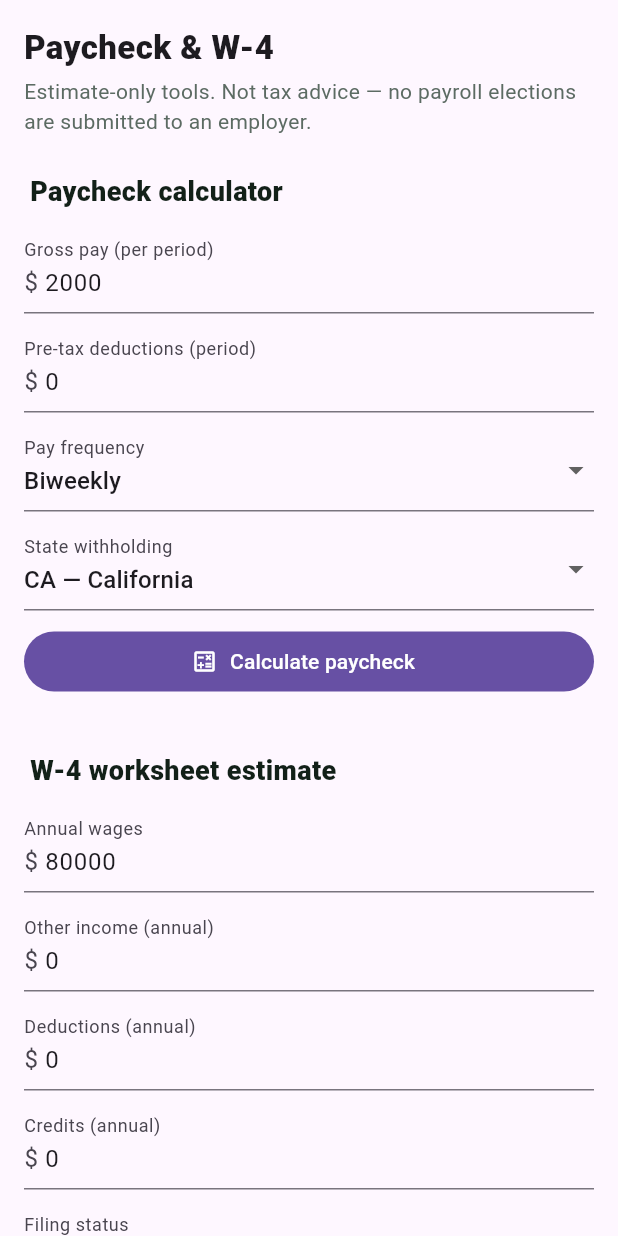
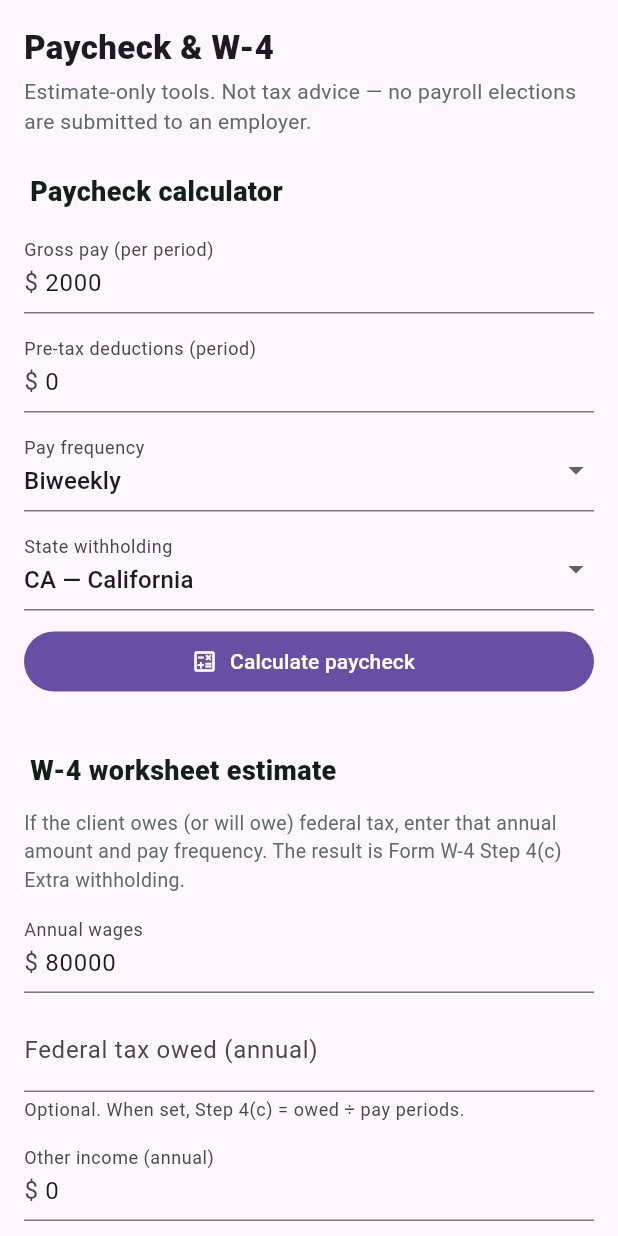
Before and after one commit to mkgenterprisescorp/mkg-tax-mobile, a Flutter app: the PayrollToolsScreen widget shown alone on an empty page, opened directly, on a phone screen of 412 x 824 dp. Run offline on Flutter 3.47's test engine with Material 3 defaults, Android fonts, the phone set to English and light mode, and no system bars; our stand-ins replace cookie_jar, dio, dio_cookie_manager, file_picker, flutter_riverpod, flutter_secure_storage and 1 more; accounts and stored records are empty.

Commit message:
Wire W-4 Step 4(c) with pay frequency and federal tax owed
Drop bearer-token gate for estimate tools, add Step 4(c) fields, and show
per-frequency extra withholding amounts from the Laravel estimator.

```diff
--- a/lib/features/payroll/data/payroll_repository.dart
+++ b/lib/features/payroll/data/payroll_repository.dart
@@ -14,7 +14,6 @@ class PayrollRepository {
     String? stateCode,
     num preTaxDeductions = 0,
   }) async {
-    if (_api.bearerToken == null) return null;
     final res = await _api.post<Map<String, dynamic>>(
       '/api/v1/payroll-calculations',
       data: {
@@ -22,7 +21,7 @@ class PayrollRepository {
         'gross_pay': grossPay,
         'pay_frequency': payFrequency,
         'pre_tax_deductions': preTaxDeductions,
-        'state_code': ?stateCode,
+        if (stateCode != null) 'state_code': stateCode,
       },
     );
     if (!PlatformApi.ok(res)) return null;
@@ -32,19 +31,22 @@ class PayrollRepository {
   Future<Map<String, dynamic>?> w4Estimate({
     required num annualWages,
     required String filingStatus,
+    required String payFrequency,
     num otherIncome = 0,
     num deductions = 0,
     num credits = 0,
+    num? federalTaxOwed,
   }) async {
-    if (_api.bearerToken == null) return null;
     final res = await _api.post<Map<String, dynamic>>(
       '/api/v1/w4-estimates',
       data: {
         'annual_wages': annualWages,
         'filing_status': filingStatus,
+        'pay_frequency': payFrequency,
         'other_income': otherIncome,
         'deductions': deductions,
         'credits': credits,
+        if (federalTaxOwed != null) 'federal_tax_owed': federalTaxOwed,
       },
     );
     if (!PlatformApi.ok(res)) return null;
--- a/lib/features/payroll/presentation/payroll_tools_screen.dart
+++ b/lib/features/payroll/presentation/payroll_tools_screen.dart
@@ -24,7 +24,9 @@ class _PayrollToolsScreenState extends ConsumerState<PayrollToolsScreen> {
   final _otherIncome = TextEditingController(text: '0');
   final _deductions = TextEditingController(text: '0');
   final _credits = TextEditingController(text: '0');
+  final _federalTaxOwed = TextEditingController(text: '');
   String _frequency = 'biweekly';
+  String _w4Frequency = 'biweekly';
   String _stateCode = 'CA';
   String _filingStatus = 'single';
   Map<String, dynamic>? _payroll;
@@ -53,6 +55,7 @@ class _PayrollToolsScreenState extends ConsumerState<PayrollToolsScreen> {
     _otherIncome.dispose();
     _deductions.dispose();
     _credits.dispose();
+    _federalTaxOwed.dispose();
     super.dispose();
   }
 
@@ -84,7 +87,9 @@ class _PayrollToolsScreenState extends ConsumerState<PayrollToolsScreen> {
       setState(() {
         _payroll = result;
         _busy = false;
-        if (result == null) _error = 'Paycheck estimate unavailable. Please sign in and try again.';
+        if (result == null) {
+          _error = 'Paycheck estimate unavailable. Check your connection and try again.';
+        }
       });
     } catch (e) {
       if (!mounted) return;
@@ -101,6 +106,12 @@ class _PayrollToolsScreenState extends ConsumerState<PayrollToolsScreen> {
       setState(() => _error = 'Enter valid annual wages');
       return;
     }
+    final owedText = _federalTaxOwed.text.replaceAll(',', '').trim();
+    final owed = owedText.isEmpty ? null : num.tryParse(owedText);
+    if (owedText.isNotEmpty && owed == null) {
+      setState(() => _error = 'Enter a valid federal tax owed amount (or leave blank)');
+      return;
+    }
     setState(() {
       _busy = true;
       _error = null;
@@ -109,15 +120,19 @@ class _PayrollToolsScreenState extends ConsumerState<PayrollToolsScreen> {
       final result = await ref.read(payrollRepositoryProvider).w4Estimate(
             annualWages: wages,
             filingStatus: _filingStatus,
+            payFrequency: _w4Frequency,
             otherIncome: num.tryParse(_otherIncome.text.replaceAll(',', '').trim()) ?? 0,
             deductions: num.tryParse(_deductions.text.replaceAll(',', '').trim()) ?? 0,
             credits: num.tryParse(_credits.text.replaceAll(',', '').trim()) ?? 0,
+            federalTaxOwed: owed,
           );
       if (!mounted) return;
       setState(() {
         _w4 = result;
         _busy = false;
-        if (result == null) _error = 'W-4 estimate unavailable. Please sign in and try again.';
+        if (result == null) {
+          _error = 'W-4 estimate unavailable. Check your connection and try again.';
+        }
       });
     } catch (e) {
       if (!mounted) return;
@@ -212,10 +227,27 @@ class _PayrollToolsScreenState extends ConsumerState<PayrollToolsScreen> {
         ],
         const SizedBox(height: 28),
         const SectionHeader('W-4 worksheet estimate'),
+        const Text(
+          'If the client owes (or will owe) federal tax, enter that annual amount and pay frequency. '
+          'The result is Form W-4 Step 4(c) Extra withholding.',
+          style: TextStyle(color: MkgColors.textGrey, fontSize: 13),
+        ),
+        const SizedBox(height: 10),
         TextField(
           controller: _wages,
           keyboardType: const TextInputType.numberWithOptions(decimal: true),
           decoration: const InputDecoration(labelText: 'Annual wages', prefixText: '\$ '),
+        ),
+        const SizedBox(height: 10),
+        TextField(
+          controller: _federalTaxOwed,
+          keyboardType: const TextInputType.numberWithOptions(decimal: true),
+          decoration: const InputDecoration(
+            labelText: 'Federal tax owed (annual)',
+            hintText: 'e.g. 1200 from prior balance due',
+            prefixText: '\$ ',
+            helperText: 'Optional. When set, Step 4(c) = owed ÷ pay periods.',
+          ),
         ),
         const SizedBox(height: 10),
         TextField(
@@ -242,6 +274,12 @@ class _PayrollToolsScreenState extends ConsumerState<PayrollToolsScreen> {
           items: _filingStatuses,
           onChanged: (v) => setState(() => _filingStatus = v ?? 'single'),
         ),
+        OrganizerDropdown<String>(
+          label: 'Pay frequency (for Step 4(c))',
+          value: _w4Frequency,
+          items: _frequencies,
+          onChanged: (v) => setState(() => _w4Frequency = v ?? 'biweekly'),
+        ),
         OutlinedButton.icon(
           onPressed: _busy ? null : _runW4,
           icon: const Icon(Icons.description_outlined),
@@ -253,14 +291,25 @@ class _PayrollToolsScreenState extends ConsumerState<PayrollToolsScreen> {
             child: Column(
               crossAxisAlignment: CrossAxisAlignment.start,
               children: [
-                const Text('W-4 estimate', style: TextStyle(fontWeight: FontWeight.w800)),
+                const Text('W-4 Step 4(c) estimate', style: TextStyle(fontWeight: FontWeight.w800)),
                 const SizedBox(height: 8),
                 _kv(
-                  'Suggested extra per paycheck',
-                  _money(_w4!['suggested_extra_withholding_per_paycheck']),
+                  'Step 4(c) Extra withholding',
+                  _money(_w4!['step_4c_extra_withholding'] ?? _w4!['suggested_extra_withholding_per_paycheck']),
                   emphasize: true,
                 ),
+                _kv('Pay frequency', '${_w4!['pay_frequency'] ?? _w4Frequency}'),
+                _kv('Periods / year', '${_w4!['periods_per_year'] ?? ''}'),
+                _kv('Annual tax basis', _money(_w4!['annual_federal_tax_basis'])),
                 _kv('Filing status', '${_w4!['filing_status'] ?? _filingStatus}'),
+                if (_w4!['step_4c_by_frequency'] is Map) ...[
+                  const SizedBox(height: 8),
+                  const Text('Other frequencies', style: TextStyle(fontWeight: FontWeight.w700)),
+                  _kv('Monthly', _money((_w4!['step_4c_by_frequency'] as Map)['monthly'])),
+                  _kv('Semi-monthly', _money((_w4!['step_4c_by_frequency'] as Map)['semimonthly'])),
+                  _kv('Biweekly', _money((_w4!['step_4c_by_frequency'] as Map)['biweekly'])),
+                  _kv('Weekly', _money((_w4!['step_4c_by_frequency'] as Map)['weekly'])),
+                ],
                 if (_w4!['notes'] is List) ...[
                   const SizedBox(height: 8),
                   for (final n in (_w4!['notes'] as List))
```
